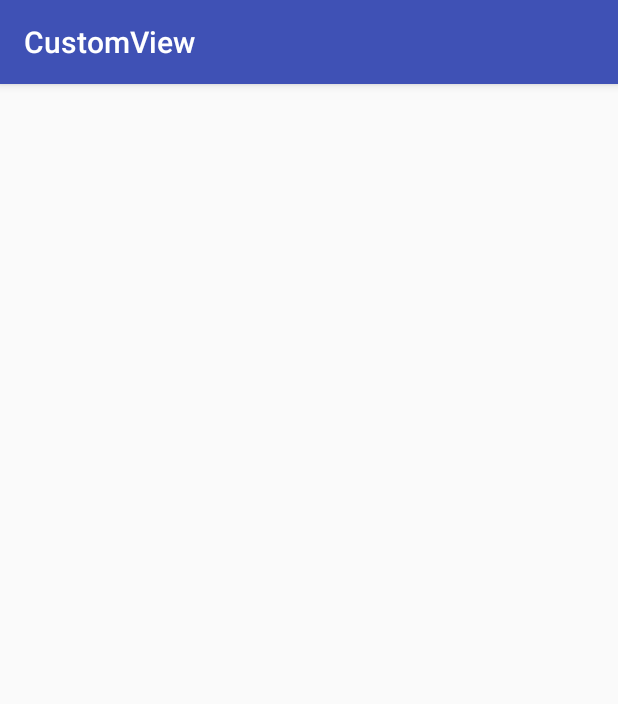
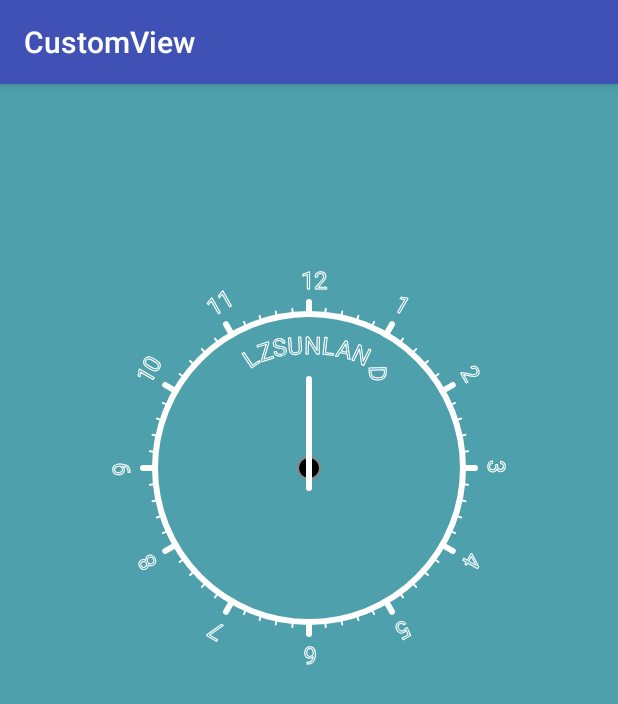
Before and after one commit to colonel1435/CustomView, an Android app: the CanvasViewActivity screen opened directly, with no data from a screen before it, on a phone screen of 412 x 824 dp. Shown: the top 704 px of the screen. Run offline under Robolectric (Android 15) with nearby library versions, the phone set to English and light mode, and no system bars.

Commit message:
Layout clockview in xml

```diff
--- a/app/src/main/java/com/zero/customview/CanvasViewActivity.java
+++ b/app/src/main/java/com/zero/customview/CanvasViewActivity.java
@@ -3,7 +3,6 @@ package com.zero.customview;
 import android.content.Context;
 import android.os.Bundle;
 import android.support.v7.app.AppCompatActivity;
-import com.zero.customview.view.ClockView;
 
 public class CanvasViewActivity extends AppCompatActivity {
 
@@ -11,8 +10,8 @@ public class CanvasViewActivity extends AppCompatActivity {
     @Override
     protected void onCreate(Bundle savedInstanceState) {
         super.onCreate(savedInstanceState);
-//        setContentView(R.layout.activity_canvas_view);
-        setContentView(new ClockView(this));
+        setContentView(R.layout.activity_canvas_view);
+//        setContentView(new ClockView(this));
         mContext = this;
     }
 
--- a/app/src/main/java/com/zero/customview/view/ClockView.java
+++ b/app/src/main/java/com/zero/customview/view/ClockView.java
@@ -6,6 +6,8 @@ import android.graphics.Color;
 import android.graphics.Paint;
 import android.graphics.Path;
 import android.graphics.RectF;
+import android.support.annotation.Nullable;
+import android.util.AttributeSet;
 import android.view.View;
 import com.zero.customview.R;
 
@@ -20,8 +22,16 @@ class ClockView extends View {
 
     Paint paint;
 
-    public ClockView(Context context) {
-        super(context);
+    public ClockView(Context context, @Nullable AttributeSet attrs) {
+        super(context, attrs);
+        initSetup(context);
+    }
+
+    public ClockView(Context context, @Nullable AttributeSet attrs, int defStyleAttr) {
+        super(context, attrs, defStyleAttr);
+    }
+
+    public void initSetup(Context context) {
         paint = new Paint(); //设置一个笔刷大小是3的黄色的画笔
         paint.setColor(Color.WHITE);
         paint.setStrokeJoin(Paint.Join.ROUND);
--- a/app/src/main/res/layout/activity_canvas_view.xml
+++ b/app/src/main/res/layout/activity_canvas_view.xml
@@ -1,9 +1,13 @@
 <?xml version="1.0" encoding="utf-8"?>
-<android.support.constraint.ConstraintLayout xmlns:android="http://schemas.android.com/apk/res/android"
+<LinearLayout xmlns:android="http://schemas.android.com/apk/res/android"
     xmlns:app="http://schemas.android.com/apk/res-auto"
     xmlns:tools="http://schemas.android.com/tools"
     android:layout_width="match_parent"
     android:layout_height="match_parent"
+    android:orientation="vertical"
     tools:context="com.zero.customview.CanvasViewActivity">
 
-</android.support.constraint.ConstraintLayout>
+    <com.zero.customview.view.ClockView
+        android:layout_width="match_parent"
+        android:layout_height="match_parent"/>
+</LinearLayout>
```
